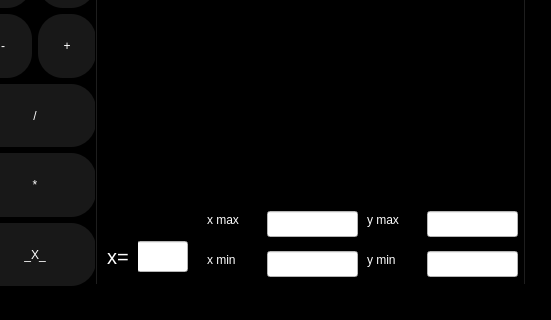
This is simple-calc/mainwindow.ui in VladimirKovalevus/simple-calc as Qt 5 draws it before an edit; both pictures show x 675 to 1226 and y 215 to 535 of the 1226 by 535 pixel window. The edited form follows.
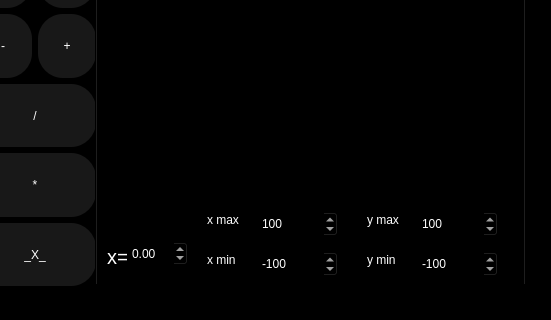
This is the edited form. The open tabs and pages were chosen to show the change. Custom widgets are drawn as their Qt base class.

Diff of the .ui file:
```diff
--- a/simple-calc/mainwindow.ui
+++ b/simple-calc/mainwindow.ui
@@ -1134,70 +1134,6 @@
        </rect>
       </property>
      </widget>
-     <widget class="QLineEdit" name="xmax">
-      <property name="geometry">
-       <rect>
-        <x>170</x>
-        <y>370</y>
-        <width>91</width>
-        <height>26</height>
-       </rect>
-      </property>
-      <property name="styleSheet">
-       <string notr="true">QLineEdit{
-background-color:white;
-color:black;
-}</string>
-      </property>
-     </widget>
-     <widget class="QLineEdit" name="xmin">
-      <property name="geometry">
-       <rect>
-        <x>170</x>
-        <y>410</y>
-        <width>91</width>
-        <height>26</height>
-       </rect>
-      </property>
-      <property name="styleSheet">
-       <string notr="true">QLineEdit{
-background-color:white;
-color:black;
-}</string>
-      </property>
-     </widget>
-     <widget class="QLineEdit" name="ymax">
-      <property name="geometry">
-       <rect>
-        <x>330</x>
-        <y>370</y>
-        <width>91</width>
-        <height>26</height>
-       </rect>
-      </property>
-      <property name="styleSheet">
-       <string notr="true">QLineEdit{
-background-color:white;
-color:black;
-}</string>
-      </property>
-     </widget>
-     <widget class="QLineEdit" name="ymin">
-      <property name="geometry">
-       <rect>
-        <x>330</x>
-        <y>410</y>
-        <width>91</width>
-        <height>26</height>
-       </rect>
-      </property>
-      <property name="styleSheet">
-       <string notr="true">QLineEdit{
-background-color:white;
-color:black;
-}</string>
-      </property>
-     </widget>
      <widget class="QLabel" name="label_10">
       <property name="geometry">
        <rect>
@@ -1250,19 +1186,6 @@
        <string>y max</string>
       </property>
      </widget>
-     <widget class="QLineEdit" name="lineEdit">
-      <property name="geometry">
-       <rect>
-        <x>40</x>
-        <y>400</y>
-        <width>51</width>
-        <height>31</height>
-       </rect>
-      </property>
-      <property name="styleSheet">
-       <string notr="true">color:black;background-color:white;</string>
-      </property>
-     </widget>
      <widget class="QLabel" name="label_14">
       <property name="geometry">
        <rect>
@@ -1279,6 +1202,101 @@
        <string>x=</string>
       </property>
      </widget>
+     <widget class="QSpinBox" name="x_max">
+      <property name="geometry">
+       <rect>
+        <x>160</x>
+        <y>370</y>
+        <width>81</width>
+        <height>26</height>
+       </rect>
+      </property>
+      <property name="minimum">
+       <number>-1000</number>
+      </property>
+      <property name="maximum">
+       <number>1000</number>
+      </property>
+      <property name="value">
+       <number>100</number>
+      </property>
+     </widget>
+     <widget class="QSpinBox" name="x_min">
+      <property name="geometry">
+       <rect>
+        <x>160</x>
+        <y>410</y>
+        <width>81</width>
+        <height>26</height>
+       </rect>
+      </property>
+      <property name="minimum">
+       <number>-1000</number>
+      </property>
+      <property name="maximum">
+       <number>1000</number>
+      </property>
+      <property name="value">
+       <number>-100</number>
+      </property>
+     </widget>
+     <widget class="QSpinBox" name="y_max">
+      <property name="geometry">
+       <rect>
+        <x>320</x>
+        <y>370</y>
+        <width>81</width>
+        <height>26</height>
+       </rect>
+      </property>
+      <property name="minimum">
+       <number>-1000</number>
+      </property>
+      <property name="maximum">
+       <number>1000</number>
+      </property>
+      <property name="value">
+       <number>100</number>
+      </property>
+     </widget>
+     <widget class="QSpinBox" name="y_min">
+      <property name="geometry">
+       <rect>
+        <x>320</x>
+        <y>410</y>
+        <width>81</width>
+        <height>26</height>
+       </rect>
+      </property>
+      <property name="minimum">
+       <number>-1000</number>
+      </property>
+      <property name="maximum">
+       <number>1000</number>
+      </property>
+      <property name="value">
+       <number>-100</number>
+      </property>
+     </widget>
+     <widget class="QDoubleSpinBox" name="doubleSpinBox">
+      <property name="geometry">
+       <rect>
+        <x>30</x>
+        <y>400</y>
+        <width>61</width>
+        <height>25</height>
+       </rect>
+      </property>
+      <property name="minimum">
+       <double>-10000.000000000000000</double>
+      </property>
+      <property name="maximum">
+       <double>10000.000000000000000</double>
+      </property>
+      <property name="singleStep">
+       <double>0.100000000000000</double>
+      </property>
+     </widget>
     </widget>
     <widget class="QWidget" name="Credit">
      <attribute name="title">
```
Left out of the diff: 1055 changed lines with no effect on the pictures.
